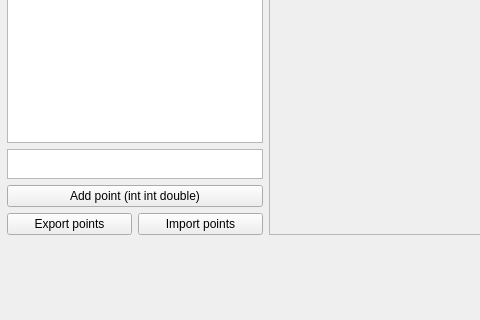
Above: EditorGui/EditorGui.ui from Venthe/Warsaw-University-of-Technology-Projects before the change; both pictures show x 0 to 480 and y 301 to 621 of the 873 by 621 pixel window. Below: the same form after it.
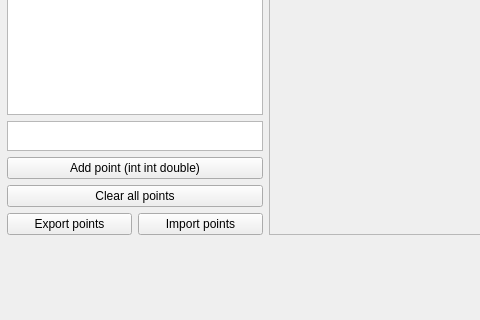
That is the form after the change. Custom widgets are drawn as their Qt base class.

Commit message: Add clear all points button

What changed in the file:
```diff
--- a/EditorGui/EditorGui.ui
+++ b/EditorGui/EditorGui.ui
@@ -77,6 +77,13 @@
          </property>
         </widget>
        </item>
+       <item>
+        <widget class="QPushButton" name="clearPointsButton">
+         <property name="text">
+          <string>Clear all points</string>
+         </property>
+        </widget>
+       </item>
        <item>
         <layout class="QHBoxLayout" name="horizontalLayout">
          <item>
```
Left out of the diff: 4 changed lines with no effect on the pictures. The commit also changes 2 other files.
